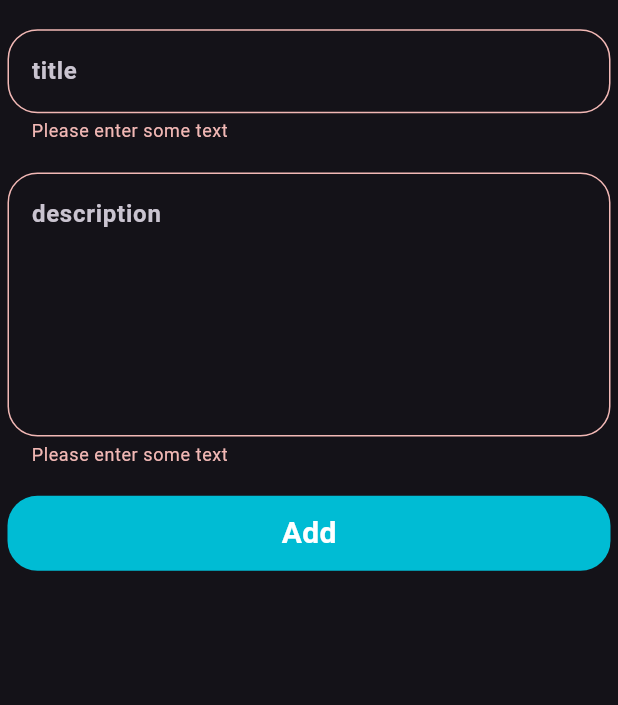
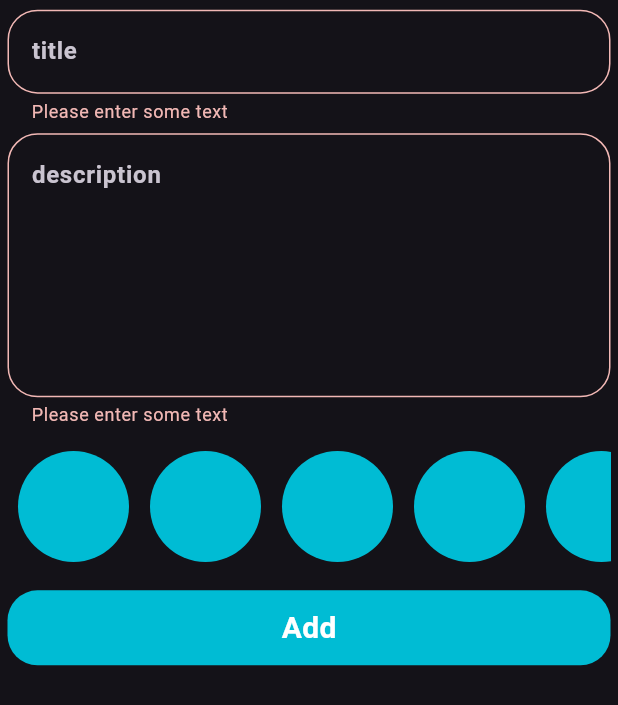
Before and after one commit to hazzemSaid/note_app, a Flutter app: what addNoteForm() shows on an empty page, opened directly, after a tap on "Add", on a phone screen of 412 x 824 dp. Shown: the top 705 px of the screen. Run offline on Flutter 3.47's test engine with Material 3 defaults, Android fonts, the phone set to English and light mode, and no system bars; our stand-ins replace bloc, flutter_bloc, go_router, hive, hive_flutter; accounts and stored records are empty.

Commit message:
create the list color item

```diff
--- a/lib/features/home/presentation/view/screens/editnoteviewbody.dart
+++ b/lib/features/home/presentation/view/screens/editnoteviewbody.dart
@@ -1,7 +1,8 @@
 import 'package:flutter/material.dart';
+import 'package:note_app/cubit/getnotecubit/getnotes_cubit.dart';
 import 'package:note_app/model/note_model.dart';
-
 import '../widgets/CustomTextfield.dart';
+import 'package:flutter_bloc/flutter_bloc.dart';
 
 class Editnoteviewbody extends StatefulWidget {
   final NoteModel note;
@@ -47,7 +48,7 @@ class _EditnoteviewbodyState extends State<Editnoteviewbody> {
                       widget.note.description =
                           content ?? widget.note.description;
                       widget.note.save();
-                      BlocProvider.of<get>
+                      BlocProvider.of<GetnotesCubit>(context).feachnote();
                       Navigator.pop(context);
                     },
                     icon: const Icon(
--- a/lib/features/home/presentation/view/widgets/add_note_form.dart
+++ b/lib/features/home/presentation/view/widgets/add_note_form.dart
@@ -19,6 +19,7 @@ class _addNoteFormState extends State<addNoteForm> {
   GlobalKey<FormState> formkey = GlobalKey<FormState>();
   AutovalidateMode autovalidateMode = AutovalidateMode.disabled;
   String? title, description;
+  int? color;
   @override
   Widget build(BuildContext context) {
     return Form(
@@ -30,7 +31,7 @@ class _addNoteFormState extends State<addNoteForm> {
             right: 5.0,
             bottom: MediaQuery.of(context).viewInsets.bottom),
         child: Container(
-          height: 400,
+          height: 450,
           child: Column(
             mainAxisAlignment: MainAxisAlignment.spaceEvenly,
             children: [
@@ -48,6 +49,13 @@ class _addNoteFormState extends State<addNoteForm> {
                 maxline: 6,
                 hint: 'description',
               ),
+              const SizedBox(
+                height: 2,
+              ),
+              const Listviewcolor(),
+              const SizedBox(
+                height: 5,
+              ),
               GestureDetector(onTap: () {
                 if (formkey.currentState!.validate()) {
                   formkey.currentState!.save();
@@ -57,7 +65,7 @@ class _addNoteFormState extends State<addNoteForm> {
                     title: title!,
                     description: description!,
                     date: format,
-                    color: Colors.cyan.value,
+                    color: color ?? Colors.cyan.value,
                   );
                   BlocProvider.of<AddnoteCubit>(context).addnote(note);
                   formkey.currentState!.reset();
@@ -122,3 +130,34 @@ class Custom_Bottom extends StatelessWidget {
     );
   }
 }
+
+class Listviewcolor extends StatelessWidget {
+  const Listviewcolor({super.key});
+
+  @override
+  Widget build(BuildContext context) {
+    return SizedBox(
+      height: 38 * 2,
+      child: ListView.builder(
+          itemCount: 10,
+          scrollDirection: Axis.horizontal,
+          itemBuilder: (context, intdex) {
+            return const Padding(
+                padding: EdgeInsets.symmetric(vertical: 1.0, horizontal: 6),
+                child: Coloritem());
+          }),
+    );
+  }
+}
+
+class Coloritem extends StatelessWidget {
+  const Coloritem({super.key});
+
+  @override
+  Widget build(BuildContext context) {
+    return const CircleAvatar(
+      radius: 38,
+      backgroundColor: Colors.cyan,
+    );
+  }
+}
```
